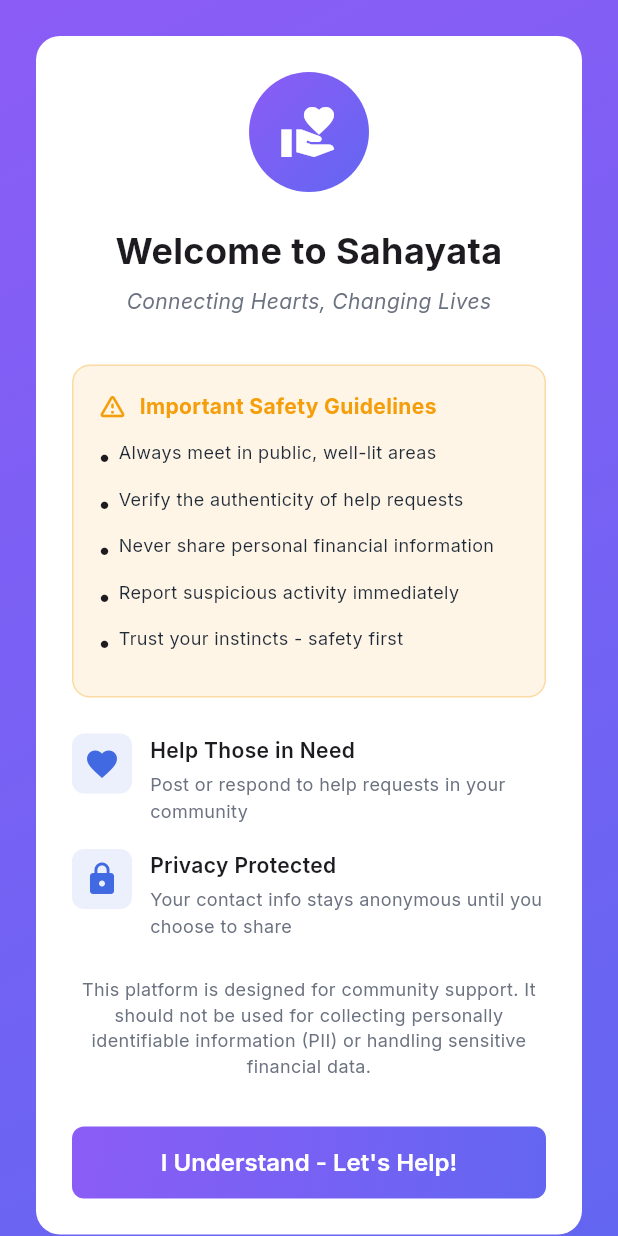
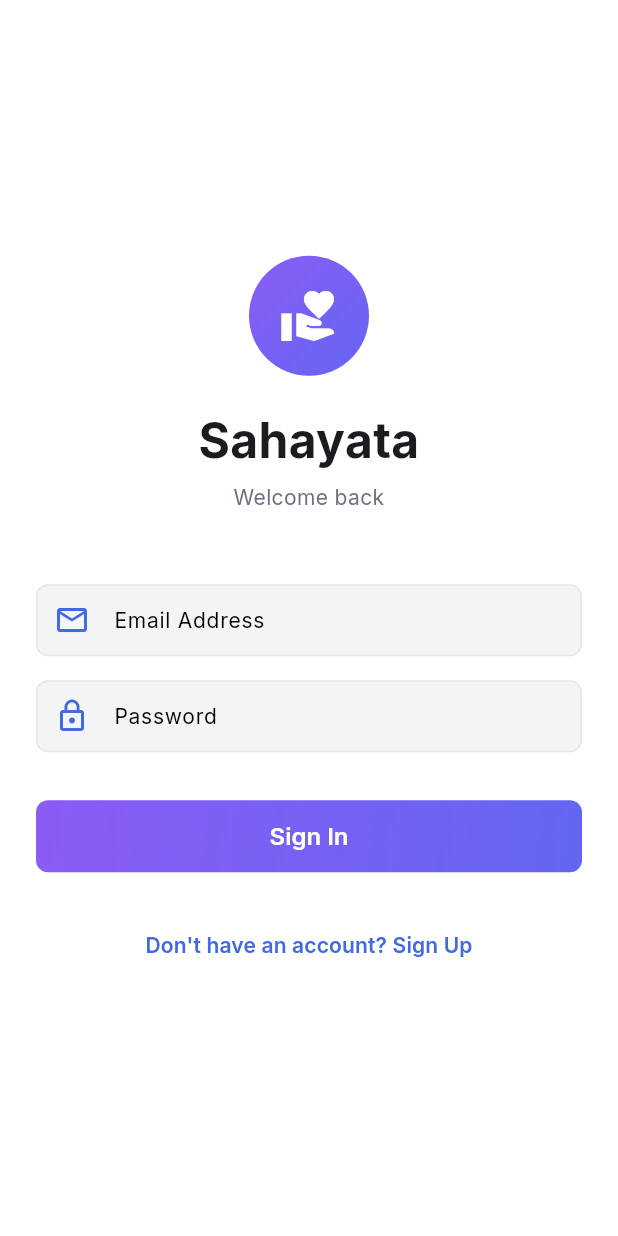
Before and after one commit to Rajan-RJ148/Sahayata_Social-impact-app, a Flutter app: the screen it shows after launch, on a phone screen of 412 x 824 dp. Run offline on Flutter 3.47's test engine with Material 3 defaults, Android fonts, the light colour scheme and no system bars; our stand-ins replace cloud_firestore, firebase_auth, firebase_core, google_fonts; accounts and stored records are empty.

Commit message:
feat: integrate Firebase backend, authentication, and dynamic data repositories
- Added Firebase dependencies (core, auth, firestore, storage) to pubspec.yaml

- Initialized Firebase in main.dart and implemented auth state routing via StreamBuilder

- Created AuthService for handling user authentication flows (login/sign-out)

- Added LoginScreen and updated OnboardingScreen to route through the auth flow

- Created UserRepository and HelpRequestRepository for managing Firestore data interactions

- Updated ProfileScreen to fetch dynamic user data from Firestore instead of mock data

- Implemented sign-out functionality in the ProfileScreen

- Added SplashScreen for initial app loading state

- Injected new services and repositories globally using Provider in main.dart

- Fixed minor UI layout parameters and syntax in HomeScreen's filter modal

```diff
--- /dev/null
+++ b/lib/screens/login_screen.dart
@@ -0,0 +1,210 @@
+import 'package:flutter/material.dart';
+import 'package:firebase_auth/firebase_auth.dart';
+import '../config/app_config.dart';
+import '../services/auth_service.dart';
+import '../utils/app_colors.dart';
+import '../utils/app_text_styles.dart';
+import '../widgets/custom_button.dart';
+
+/// Clean Authentication UI Wrapper for Sign In and Sign Up
+class LoginScreen extends StatefulWidget {
+  const LoginScreen({super.key});
+
+  @override
+  State<LoginScreen> createState() => _LoginScreenState();
+}
+
+class _LoginScreenState extends State<LoginScreen> {
+  final _formKey = GlobalKey<FormState>();
+  final TextEditingController _emailController = TextEditingController();
+  final TextEditingController _passwordController = TextEditingController();
+  final AuthService _authService = AuthService();
+
+  bool _isLogin = true;
+  bool _isLoading = false;
+
+  @override
+  void dispose() {
+    _emailController.dispose();
+    _passwordController.dispose();
+    super.dispose();
+  }
+
+  Future<void> _submitAuthForm() async {
+    if (!_formKey.currentState!.validate()) return;
+
+    setState(() {
+      _isLoading = true;
+    });
+
+    final email = _emailController.text.trim();
+    final password = _passwordController.text.trim();
+
+    UserCredential? credential;
+
+    if (_isLogin) {
+      credential = await _authService.signInWithEmailAndPassword(email, password);
+    } else {
+      credential = await _authService.createUserWithEmailAndPassword(email, password);
+    }
+
+    if (mounted) {
+      setState(() {
+        _isLoading = false;
+      });
+
+      if (credential == null) {
+        ScaffoldMessenger.of(context).showSnackBar(
+          SnackBar(
+            content: Text(
+              _isLogin ? 'Authentication failed. Please check your credentials.' : 'Registration failed. Please try again.',
+              style: AppTextStyles.bodyMedium.copyWith(color: AppColors.textWhite),
+            ),
+            backgroundColor: AppColors.urgent,
+            behavior: SnackBarBehavior.floating,
+          ),
+        );
+      }
+      // Note: On success, the StreamBuilder inside SplashScreen will detect the authStateChange
+      // and automatically route the user to MainScreen. No manual navigation needed here.
+    }
+  }
+
+  @override
+  Widget build(BuildContext context) {
+    return Scaffold(
+      backgroundColor: AppColors.background,
+      body: SafeArea(
+        child: Center(
+          child: SingleChildScrollView(
+            padding: const EdgeInsets.symmetric(horizontal: 24.0, vertical: 48.0),
+            child: Form(
+              key: _formKey,
+              child: Column(
+                mainAxisAlignment: MainAxisAlignment.center,
+                crossAxisAlignment: CrossAxisAlignment.stretch,
+                children: [
+                  // App Branding Header
+                  Center(
+                    child: Container(
+                      width: 80,
+                      height: 80,
+                      decoration: const BoxDecoration(
+                        gradient: AppColors.purpleGradient,
+                        shape: BoxShape.circle,
+                      ),
+                      child: const Icon(
+                        Icons.volunteer_activism,
+                        size: 40,
+                        color: AppColors.textWhite,
+                      ),
+                    ),
+                  ),
+                  const SizedBox(height: 24),
+                  Text(
+                    AppConfig.appName,
+                    style: AppTextStyles.h1,
+                    textAlign: TextAlign.center,
+                  ),
+                  const SizedBox(height: 8),
+                  Text(
+                    _isLogin ? 'Welcome back' : 'Join our community',
+                    style: AppTextStyles.bodyMedium.copyWith(
+                      color: AppColors.textSecondary,
+                    ),
+                    textAlign: TextAlign.center,
+                  ),
+                  const SizedBox(height: 48),
+
+                  // Email Input Field
+                  TextFormField(
+                    controller: _emailController,
+                    keyboardType: TextInputType.emailAddress,
+                    decoration: InputDecoration(
+                      labelText: 'Email Address',
+                      labelStyle: AppTextStyles.bodyMedium,
+                      prefixIcon: const Icon(Icons.email_outlined, color: AppColors.primary),
+                      border: OutlineInputBorder(
+                        borderRadius: BorderRadius.circular(12),
+                        borderSide: BorderSide(color: AppColors.primary.withOpacity(0.5)),
+                      ),
+                      focusedBorder: OutlineInputBorder(
+                        borderRadius: BorderRadius.circular(12),
+                        borderSide: const BorderSide(color: AppColors.primary, width: 2),
+                      ),
+                    ),
+                    validator: (value) {
+                      if (value == null || value.isEmpty || !value.contains('@')) {
+                        return 'Please enter a valid email address';
+                      }
+                      return null;
+                    },
+                  ),
+                  const SizedBox(height: 16),
+
+                  // Password Input Field
+                  TextFormField(
+                    controller: _passwordController,
+                    obscureText: true,
+                    decoration: InputDecoration(
+                      labelText: 'Password',
+                      labelStyle: AppTextStyles.bodyMedium,
+                      prefixIcon: const Icon(Icons.lock_outline, color: AppColors.primary),
+                      border: OutlineInputBorder(
+                        borderRadius: BorderRadius.circular(12),
+                        borderSide: BorderSide(color: AppColors.primary.withOpacity(0.5)),
+                      ),
+                      focusedBorder: OutlineInputBorder(
+                        borderRadius: BorderRadius.circular(12),
+                        borderSide: const BorderSide(color: AppColors.primary, width: 2),
+                      ),
+                    ),
+                    validator: (value) {
+                      if (value == null || value.isEmpty || value.length < 6) {
+                        return 'Password must be at least 6 characters long';
+                      }
+                      return null;
+                    },
+                  ),
+                  const SizedBox(height: 32),
+
+                  // Primary Action Button (Gradient)
+                  _isLoading
+                      ? const Center(
+                          child: CircularProgressIndicator(color: AppColors.primary),
+                        )
+                      : GradientButton(
+                          text: _isLogin ? 'Sign In' : 'Create Account',
+                          onPressed: _submitAuthForm,
+                        ),
+                  const SizedBox(height: 24),
+
+                  // Toggle Login / Sign Up State
+                  TextButton(
+                    onPressed: () {
+                      setState(() {
+                        _isLogin = !_isLogin;
+                        // Clear fields when toggling forms
+                        _emailController.clear();
+                        _passwordController.clear();
+                      });
+                    },
+                    child: Text(
+                      _isLogin
+                          ? 'Don\'t have an account? Sign Up'
+                          : 'Already have an account? Sign In',
+                      style: AppTextStyles.bodyMedium.copyWith(
+                        color: AppColors.primary,
+                        fontWeight: FontWeight.w600,
+                      ),
+                    ),
+                  ),
+                ],
+              ),
+            ),
+          ),
+        ),
+      ),
+    );
+  }
+}
--- a/lib/screens/onboarding_screen.dart
+++ b/lib/screens/onboarding_screen.dart
@@ -4,6 +4,7 @@ import '../utils/app_colors.dart';
 import '../utils/app_text_styles.dart';
 import '../widgets/custom_button.dart';
 import 'main_screen.dart';
+import 'login_screen.dart';
 
 /// Onboarding Screen with Safety Guidelines
 class OnboardingScreen extends StatelessWidget {
@@ -146,7 +147,7 @@ class OnboardingScreen extends StatelessWidget {
                       onPressed: () {
                         Navigator.of(context).pushReplacement(
                           MaterialPageRoute(
-                            builder: (context) => const MainScreen(),
+                            builder: (context) => const LoginScreen(),
                           ),
                         );
                       },
--- /dev/null
+++ b/lib/screens/splash_screen.dart
@@ -0,0 +1,48 @@
+import 'package:flutter/material.dart';
+import 'package:firebase_auth/firebase_auth.dart';
+import '../services/auth_service.dart';
+import '../utils/app_colors.dart';
+import 'main_screen.dart';
+import 'login_screen.dart';
+
+/// The Auth Gate - Routes users based on authentication state
+class SplashScreen extends StatefulWidget {
+  const SplashScreen({super.key});
+
+  @override
+  State<SplashScreen> createState() => _SplashScreenState();
+}
+
+class _SplashScreenState extends State<SplashScreen> {
+  @override
+  Widget build(BuildContext context) {
+    return StreamBuilder<User?>(
+      stream: AuthService().authStateChanges,
+      builder: (context, snapshot) {
+        // Show loading indicator with our design token gradient while waiting for connection
+        if (snapshot.connectionState == ConnectionState.waiting) {
+          return Scaffold(
+            body: Container(
+              decoration: const BoxDecoration(
+                gradient: AppColors.purpleGradient,
+              ),
+              child: const Center(
+                child: CircularProgressIndicator(
+                  color: Colors.white,
+                ),
+              ),
+            ),
+          );
+        }
+
+        // If data is present and user is authenticated, go to MainScreen
+        if (snapshot.hasData && snapshot.data != null) {
+          return const MainScreen();
+        }
+
+        // Otherwise, user is unauthenticated, return to LoginScreen
+        return const LoginScreen();
+      },
+    );
+  }
+}
--- a/pubspec.yaml
+++ b/pubspec.yaml
@@ -9,6 +9,12 @@ environment:
 dependencies:
   flutter:
     sdk: flutter
+
+  # Firebase Core & Backend Services
+  firebase_core: ^2.24.2
+  firebase_auth: ^4.15.3
+  cloud_firestore: ^4.13.6
+  firebase_storage: ^11.5.6
 
   # UI & Icons
   cupertino_icons: ^1.0.2
```
Also changed, not shown: lib/main.dart (+11 -4 lines), lib/screens/home_screen.dart (+4 -4 lines), lib/screens/profile_screen.dart (+46 -16 lines), lib/services/auth_service.dart (added, +86 -0 lines), lib/services/help_request_repository.dart (added, +115 -0 lines), lib/services/user_repository.dart (added, +86 -0 lines).
